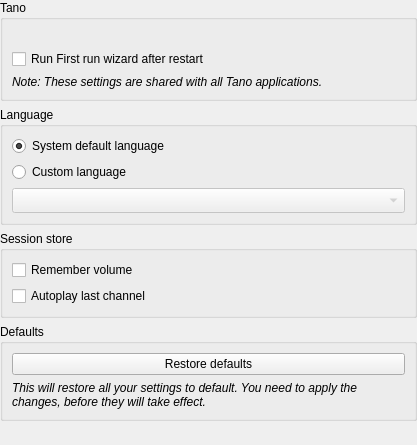
Qt form src/ui/settings/SettingsGeneral.ui (ntadej/tano) before a commit.
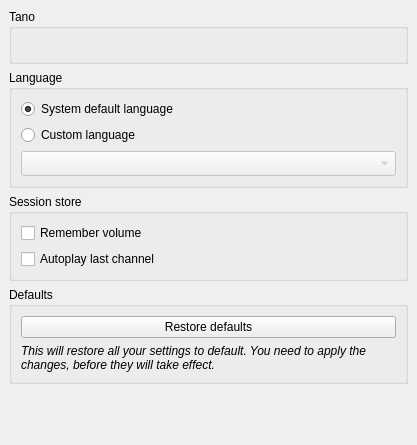
The same form after that commit. Icons and pictures are not drawn.

What changed in the file:
```diff
--- a/src/ui/settings/SettingsGeneral.ui
+++ b/src/ui/settings/SettingsGeneral.ui
@@ -19,36 +19,40 @@
     <number>0</number>
    </property>
    <item>
+    <widget class="QScrollArea" name="scrollArea">
+     <property name="frameShape">
+      <enum>QFrame::NoFrame</enum>
+     </property>
+     <property name="horizontalScrollBarPolicy">
+      <enum>Qt::ScrollBarAlwaysOff</enum>
+     </property>
+     <property name="widgetResizable">
+      <bool>true</bool>
+     </property>
+     <widget class="QWidget" name="scrollAreaWidgetContents">
+      <property name="geometry">
+       <rect>
+        <x>0</x>
+        <y>0</y>
+        <width>401</width>
+        <height>477</height>
+       </rect>
+      </property>
+      <layout class="QVBoxLayout" name="verticalLayout_4">
+       <item>
     <widget class="QGroupBox" name="groupTano">
      <property name="title">
       <string>Tano</string>
      </property>
-     <layout class="QGridLayout" name="gridLayout">
-      <item row="0" column="0" rowspan="2">
+         <layout class="QHBoxLayout" name="horizontalLayout">
+          <item>
        <widget class="QLabel" name="labelVersion">
         <property name="text">
          <string/>
         </property>
        </widget>
       </item>
-      <item row="2" column="0">
-       <widget class="QCheckBox" name="checkWizard">
-        <property name="text">
-         <string>Run First run wizard after restart</string>
-        </property>
-       </widget>
-      </item>
-      <item row="3" column="0">
-       <widget class="QLabel" name="labelSettingsInfo">
-        <property name="text">
-         <string>&lt;i&gt;Note: These settings are shared with all Tano applications.&lt;/i&gt;</string>
-        </property>
-        <property name="wordWrap">
-         <bool>true</bool>
-        </property>
-       </widget>
-      </item>
-      <item row="0" column="1" rowspan="4">
+          <item>
        <widget class="QLabel" name="labelLogoPlayer">
         <property name="sizePolicy">
          <sizepolicy hsizetype="Maximum" vsizetype="Maximum">
@@ -166,11 +170,15 @@
      </property>
      <property name="sizeHint" stdset="0">
       <size>
-       <width>20</width>
-       <height>40</height>
+           <width>0</width>
+           <height>0</height>
       </size>
      </property>
     </spacer>
+       </item>
+      </layout>
+     </widget>
+    </widget>
    </item>
   </layout>
  </widget>
```
Lines whose indentation alone changed are shown as unchanged.
